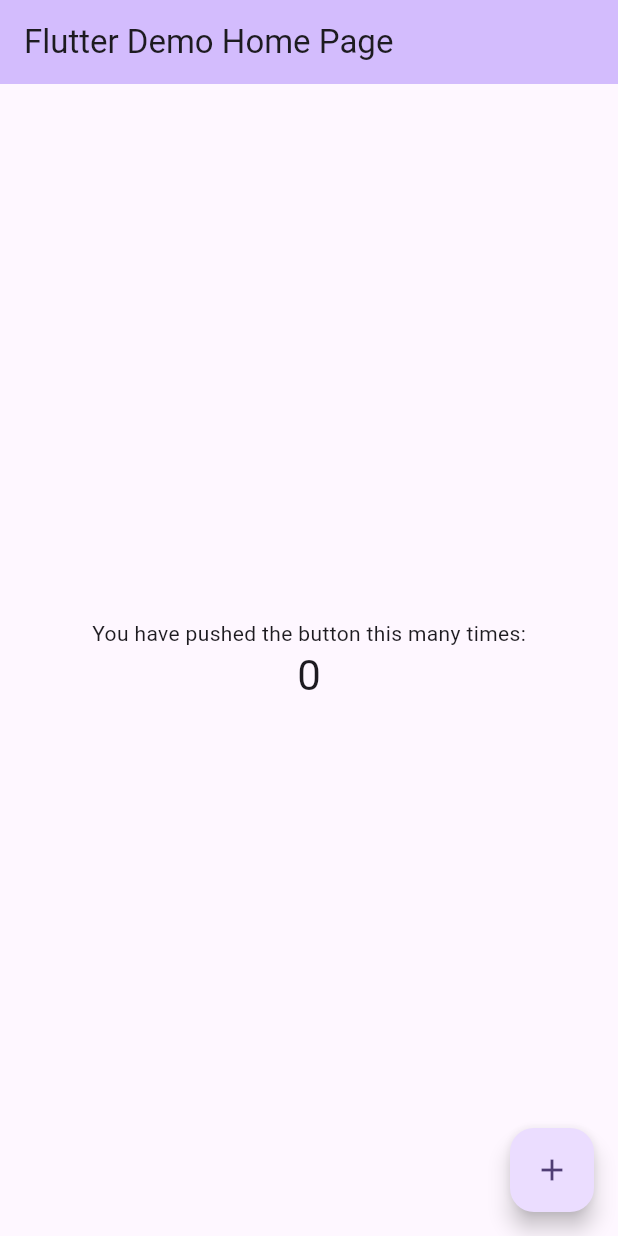
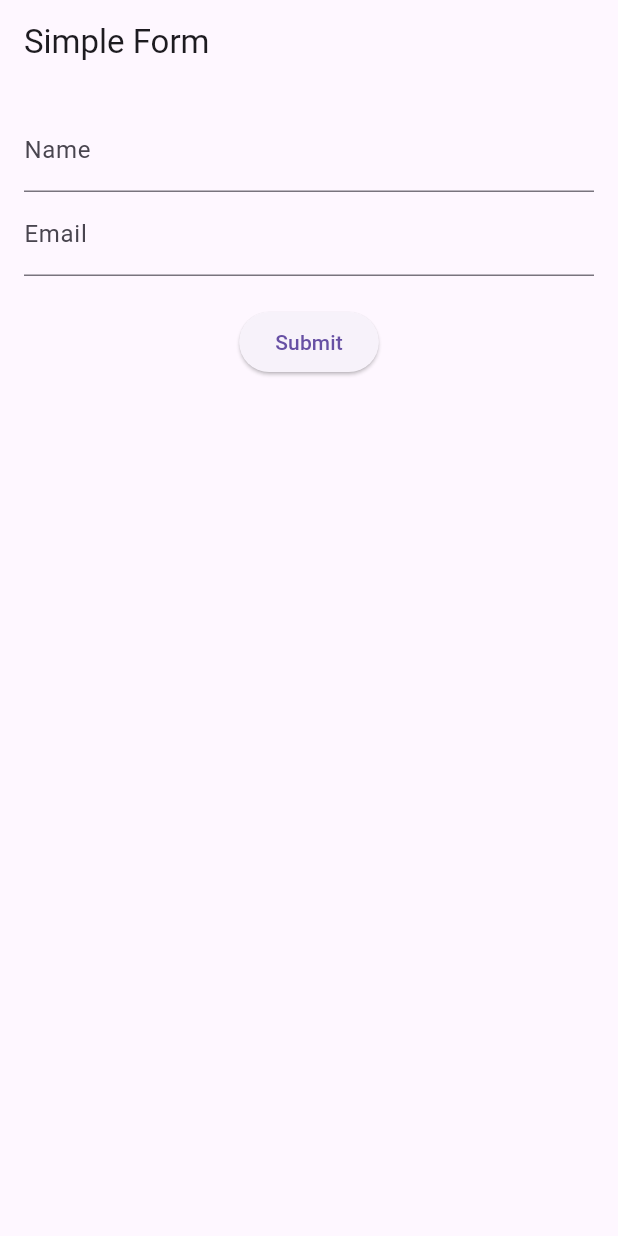
Before and after one commit to Spinomk1/Ejemplobranch, a Flutter app: the screen it shows after launch, on a phone screen of 412 x 824 dp. Run offline on Flutter 3.47's test engine with Material 3 defaults, Android fonts, the phone set to English and light mode, and no system bars.

Commit message:
Vista Form

```diff
--- a/lib/main.dart
+++ b/lib/main.dart
@@ -7,119 +7,89 @@ void main() {
 class MyApp extends StatelessWidget {
   const MyApp({super.key});
 
-  // This widget is the root of your application.
   @override
   Widget build(BuildContext context) {
     return MaterialApp(
-      title: 'Flutter Demo',
+      title: 'Simple Form',
       theme: ThemeData(
-        // This is the theme of your application.
-        //
-        // TRY THIS: Try running your application with "flutter run". You'll see
-        // the application has a purple toolbar. Then, without quitting the app,
-        // try changing the seedColor in the colorScheme below to Colors.green
-        // and then invoke "hot reload" (save your changes or press the "hot
-        // reload" button in a Flutter-supported IDE, or press "r" if you used
-        // the command line to start the app).
-        //
-        // Notice that the counter didn't reset back to zero; the application
-        // state is not lost during the reload. To reset the state, use hot
-        // restart instead.
-        //
-        // This works for code too, not just values: Most code changes can be
-        // tested with just a hot reload.
-        colorScheme: ColorScheme.fromSeed(seedColor: Colors.deepPurple),
-        useMaterial3: true,
+        primarySwatch: Colors.blue,
       ),
-      home: const MyHomePage(title: 'Flutter Demo Home Page'),
+      home: MyHomePage(),
     );
   }
 }
 
 class MyHomePage extends StatefulWidget {
-  const MyHomePage({super.key, required this.title});
-
-  // This widget is the home page of your application. It is stateful, meaning
-  // that it has a State object (defined below) that contains fields that affect
-  // how it looks.
-
-  // This class is the configuration for the state. It holds the values (in this
-  // case the title) provided by the parent (in this case the App widget) and
-  // used by the build method of the State. Fields in a Widget subclass are
-  // always marked "final".
-
-  final String title;
+  const MyHomePage({super.key});
 
   @override
-  State<MyHomePage> createState() => _MyHomePageState();
+  // ignore: library_private_types_in_public_api
+  _MyHomePageState createState() => _MyHomePageState();
 }
 
 class _MyHomePageState extends State<MyHomePage> {
-  int _counter = 0;
-
-  void _incrementCounter() {
-    setState(() {
-      // This call to setState tells the Flutter framework that something has
-      // changed in this State, which causes it to rerun the build method below
-      // so that the display can reflect the updated values. If we changed
-      // _counter without calling setState(), then the build method would not be
-      // called again, and so nothing would appear to happen.
-      _counter++;
-    });
-  }
+  final _formKey = GlobalKey<FormState>();
+  final _nameController = TextEditingController();
+  final _emailController = TextEditingController();
 
   @override
   Widget build(BuildContext context) {
-    // This method is rerun every time setState is called, for instance as done
-    // by the _incrementCounter method above.
-    //
-    // The Flutter framework has been optimized to make rerunning build methods
-    // fast, so that you can just rebuild anything that needs updating rather
-    // than having to individually change instances of widgets.
     return Scaffold(
       appBar: AppBar(
-        // TRY THIS: Try changing the color here to a specific color (to
-        // Colors.amber, perhaps?) and trigger a hot reload to see the AppBar
-        // change color while the other colors stay the same.
-        backgroundColor: Theme.of(context).colorScheme.inversePrimary,
-        // Here we take the value from the MyHomePage object that was created by
-        // the App.build method, and use it to set our appbar title.
-        title: Text(widget.title),
+        title: const Text('Simple Form'),
       ),
-      body: Center(
-        // Center is a layout widget. It takes a single child and positions it
-        // in the middle of the parent.
+      body: Padding(
+        padding: const EdgeInsets.all(16.0),
+        child: Form(
+          key: _formKey,
           child: Column(
-          // Column is also a layout widget. It takes a list of children and
-          // arranges them vertically. By default, it sizes itself to fit its
-          // children horizontally, and tries to be as tall as its parent.
-          //
-          // Column has various properties to control how it sizes itself and
-          // how it positions its children. Here we use mainAxisAlignment to
-          // center the children vertically; the main axis here is the vertical
-          // axis because Columns are vertical (the cross axis would be
-          // horizontal).
-          //
-          // TRY THIS: Invoke "debug painting" (choose the "Toggle Debug Paint"
-          // action in the IDE, or press "p" in the console), to see the
-          // wireframe for each widget.
-          mainAxisAlignment: MainAxisAlignment.center,
             children: <Widget>[
-            const Text(
-              'You have pushed the button this many times:',
+              TextFormField(
+                controller: _nameController,
+                decoration: const InputDecoration(labelText: 'Name'),
+                validator: (value) {
+                  if (value == null || value.isEmpty) {
+                    return 'Please enter your name';
+                  }
+                  return null;
+                },
               ),
-            Text(
-              '$_counter',
-              style: Theme.of(context).textTheme.headlineMedium,
+              TextFormField(
+                controller: _emailController,
+                decoration: const InputDecoration(labelText: 'Email'),
+                keyboardType: TextInputType.emailAddress,
+                validator: (value) {
+                  if (value == null || value.isEmpty) {
+                    return 'Please enter your email';
+                  }
+                  if (!RegExp(r'^[^@]+@[^@]+\.[^@]+').hasMatch(value)) {
+                    return 'Please enter a valid email address';
+                  }
+                  return null;
+                },
+              ),
+              const SizedBox(height: 20),
+              ElevatedButton(
+                onPressed: () {
+                  if (_formKey.currentState!.validate()) {
+                    ScaffoldMessenger.of(context).showSnackBar(
+                      const SnackBar(content: Text('Processing Data')),
+                    );
+                  }
+                },
+                child: const Text('Submit'),
               ),
             ],
           ),
         ),
-      floatingActionButton: FloatingActionButton(
-        onPressed: _incrementCounter,
-        tooltip: 'Increment',
-        child: const Icon(Icons.add),
-      ), // This trailing comma makes auto-formatting nicer for build methods.
+      ),
     );
   }
+
+  @override
+  void dispose() {
+    _nameController.dispose();
+    _emailController.dispose();
+    super.dispose();
   }
+}
```
Lines whose indentation alone changed are shown as unchanged.
